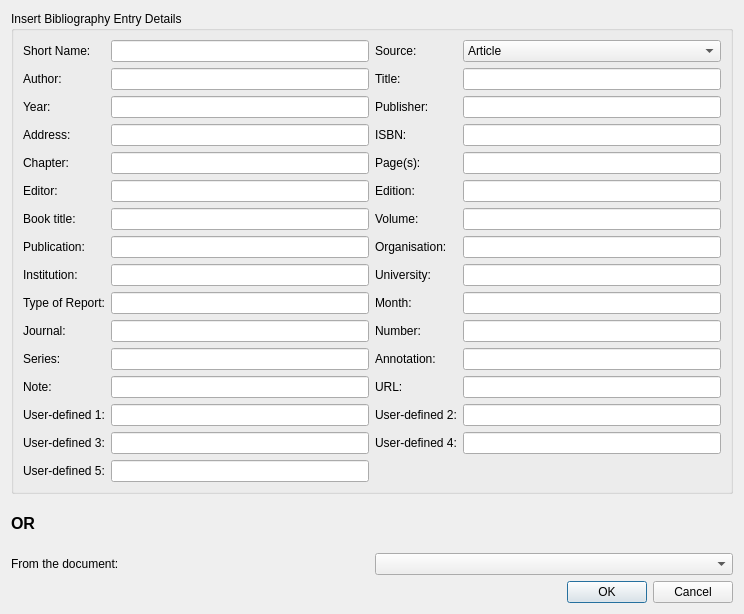
Before: the Qt Designer form plugins/textshape/dialogs/CitationInsertionDialog.ui in KDE/krita, drawn with Qt 5.
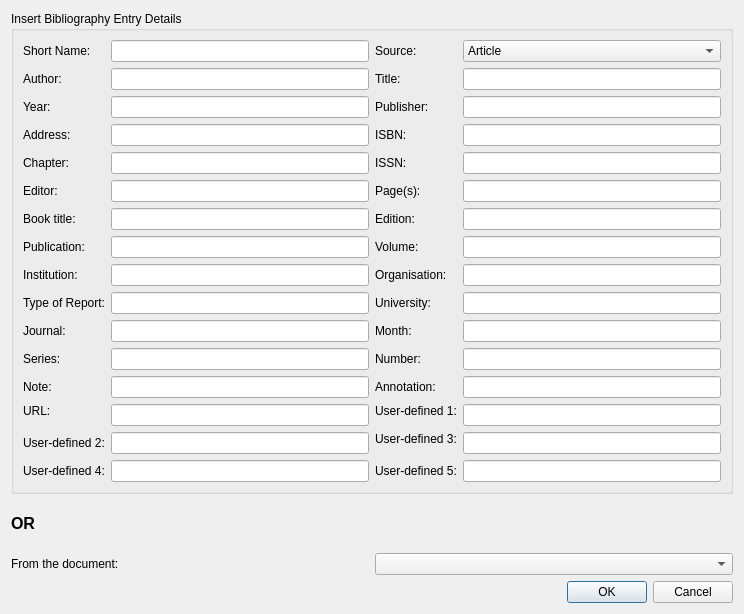
After: the same form once the commit is applied. Custom widgets are drawn as their Qt base class.

Commit message: added missing ISSN field in citation

```diff
--- a/plugins/textshape/dialogs/CitationInsertionDialog.ui
+++ b/plugins/textshape/dialogs/CitationInsertionDialog.ui
@@ -238,14 +238,14 @@
        <widget class="QLineEdit" name="chapter"/>
       </item>
       <item row="4" column="2">
-       <widget class="QLabel" name="pagesLabel">
+       <widget class="QLabel" name="issnLabel">
         <property name="text">
-         <string>Page(s):</string>
+         <string>ISSN:</string>
         </property>
        </widget>
       </item>
       <item row="4" column="3">
-       <widget class="QLineEdit" name="pages"/>
+       <widget class="QLineEdit" name="issn"/>
       </item>
       <item row="5" column="0">
        <widget class="QLabel" name="editorLabel">
@@ -258,14 +258,14 @@
        <widget class="QLineEdit" name="editor"/>
       </item>
       <item row="5" column="2">
-       <widget class="QLabel" name="editionLabel">
+       <widget class="QLabel" name="pagesLabel">
         <property name="text">
-         <string>Edition:</string>
+         <string>Page(s):</string>
         </property>
        </widget>
       </item>
       <item row="5" column="3">
-       <widget class="QLineEdit" name="edition"/>
+       <widget class="QLineEdit" name="pages"/>
       </item>
       <item row="6" column="0">
        <widget class="QLabel" name="booktitleLabel">
@@ -278,14 +278,14 @@
        <widget class="QLineEdit" name="booktitle"/>
       </item>
       <item row="6" column="2">
-       <widget class="QLabel" name="volumeLabel">
+       <widget class="QLabel" name="editionLabel">
         <property name="text">
-         <string>Volume:</string>
+         <string>Edition:</string>
         </property>
        </widget>
       </item>
       <item row="6" column="3">
-       <widget class="QLineEdit" name="volume"/>
+       <widget class="QLineEdit" name="edition"/>
       </item>
       <item row="7" column="0">
        <widget class="QLabel" name="publicationLabel">
@@ -298,14 +298,14 @@
        <widget class="QLineEdit" name="publication"/>
       </item>
       <item row="7" column="2">
-       <widget class="QLabel" name="organisationLabel">
+       <widget class="QLabel" name="volumeLabel">
         <property name="text">
-         <string>Organisation:</string>
+         <string>Volume:</string>
         </property>
        </widget>
       </item>
       <item row="7" column="3">
-       <widget class="QLineEdit" name="organisation"/>
+       <widget class="QLineEdit" name="volume"/>
       </item>
       <item row="8" column="0">
        <widget class="QLabel" name="institutionLabel">
@@ -318,14 +318,14 @@
        <widget class="QLineEdit" name="institution"/>
       </item>
       <item row="8" column="2">
-       <widget class="QLabel" name="schoolLabel">
+       <widget class="QLabel" name="organisationLabel">
         <property name="text">
-         <string>University:</string>
+         <string>Organisation:</string>
         </property>
        </widget>
       </item>
       <item row="8" column="3">
-       <widget class="QLineEdit" name="school"/>
+       <widget class="QLineEdit" name="organisation"/>
       </item>
       <item row="9" column="0">
        <widget class="QLabel" name="reporttypeLabel">
@@ -338,14 +338,14 @@
        <widget class="QLineEdit" name="reporttype"/>
       </item>
       <item row="9" column="2">
-       <widget class="QLabel" name="monthLabel">
+       <widget class="QLabel" name="schoolLabel">
         <property name="text">
-         <string>Month:</string>
+         <string>University:</string>
         </property>
        </widget>
       </item>
       <item row="9" column="3">
-       <widget class="QLineEdit" name="month"/>
+       <widget class="QLineEdit" name="school"/>
       </item>
       <item row="10" column="0">
        <widget class="QLabel" name="journalLabel">
@@ -358,14 +358,14 @@
        <widget class="QLineEdit" name="journal"/>
       </item>
       <item row="10" column="2">
-       <widget class="QLabel" name="numberLabel">
+       <widget class="QLabel" name="monthLabel">
         <property name="text">
-         <string>Number:</string>
+         <string>Month:</string>
         </property>
        </widget>
       </item>
       <item row="10" column="3">
-       <widget class="QLineEdit" name="number"/>
+       <widget class="QLineEdit" name="month"/>
       </item>
       <item row="11" column="0">
        <widget class="QLabel" name="seriesLabel">
@@ -378,14 +378,14 @@
        <widget class="QLineEdit" name="series"/>
       </item>
       <item row="11" column="2">
-       <widget class="QLabel" name="annotationLabel">
+       <widget class="QLabel" name="numberLabel">
         <property name="text">
-         <string>Annotation:</string>
+         <string>Number:</string>
         </property>
        </widget>
       </item>
       <item row="11" column="3">
-       <widget class="QLineEdit" name="annotation"/>
+       <widget class="QLineEdit" name="number"/>
       </item>
       <item row="12" column="0">
        <widget class="QLabel" name="noteLabel">
@@ -398,63 +398,73 @@
        <widget class="QLineEdit" name="note"/>
       </item>
       <item row="12" column="2">
+       <widget class="QLabel" name="annotationLabel">
+        <property name="text">
+         <string>Annotation:</string>
+        </property>
+       </widget>
+      </item>
+      <item row="12" column="3">
+       <widget class="QLineEdit" name="annotation"/>
+      </item>
+      <item row="13" column="0">
        <widget class="QLabel" name="urlLabel">
         <property name="text">
          <string>URL:</string>
         </property>
        </widget>
       </item>
-      <item row="12" column="3">
+      <item row="13" column="1" rowspan="2">
        <widget class="QLineEdit" name="url"/>
       </item>
-      <item row="13" column="0">
+      <item row="13" column="2">
        <widget class="QLabel" name="ud1Label">
         <property name="text">
          <string>User-defined 1:</string>
         </property>
        </widget>
       </item>
-      <item row="13" column="1">
+      <item row="13" column="3" rowspan="2">
        <widget class="QLineEdit" name="ud1"/>
       </item>
-      <item row="13" column="2">
+      <item row="14" column="2" rowspan="2">
+       <widget class="QLabel" name="ud3Label">
+        <property name="text">
+         <string>User-defined 3:</string>
+        </property>
+       </widget>
+      </item>
+      <item row="15" column="0">
        <widget class="QLabel" name="ud2Label">
         <property name="text">
          <string>User-defined 2:</string>
         </property>
        </widget>
       </item>
-      <item row="13" column="3">
+      <item row="15" column="1">
        <widget class="QLineEdit" name="ud2"/>
       </item>
-      <item row="14" column="0">
-       <widget class="QLabel" name="ud3Label">
-        <property name="text">
-         <string>User-defined 3:</string>
-        </property>
-       </widget>
-      </item>
-      <item row="14" column="1">
+      <item row="15" column="3">
        <widget class="QLineEdit" name="ud3"/>
       </item>
-      <item row="14" column="2">
+      <item row="16" column="0">
        <widget class="QLabel" name="ud4Label">
         <property name="text">
          <string>User-defined 4:</string>
         </property>
        </widget>
       </item>
-      <item row="14" column="3">
+      <item row="16" column="1">
        <widget class="QLineEdit" name="ud4"/>
       </item>
-      <item row="15" column="0">
+      <item row="16" column="2">
        <widget class="QLabel" name="ud5Label">
         <property name="text">
          <string>User-defined 5:</string>
         </property>
        </widget>
       </item>
-      <item row="15" column="1">
+      <item row="16" column="3">
        <widget class="QLineEdit" name="ud5"/>
       </item>
      </layout>
```
Left out of the diff: 36 changed lines with no effect on the pictures. The commit also changes 4 other files.
